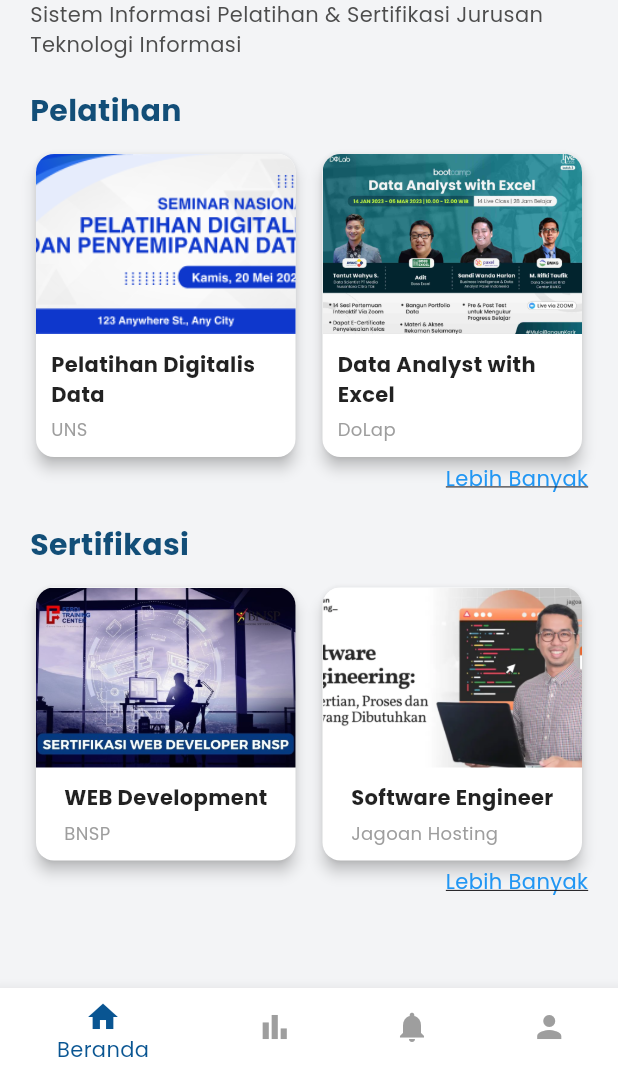
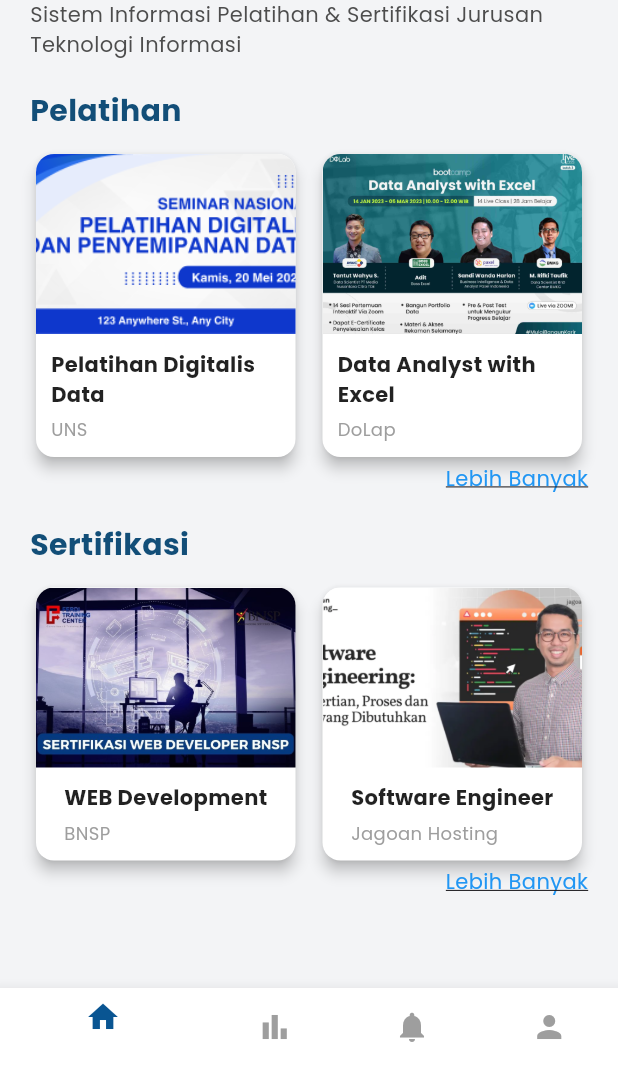
Before and after one commit to fitrianur2411/sipasti, a Flutter app: the HomePagePimpinan screen opened directly with empty values, on a phone screen of 412 x 824 dp, the part 161-1236 px from its top. Run offline on Flutter 3.47's test engine with Material 3 defaults, Android fonts, the phone set to English and light mode, and no system bars; our stand-ins replace file_picker, google_fonts, image_picker.

Commit message:
Update Code

```diff
--- a/lib/Pimpinan/PelatihanListPage.dart
+++ b/lib/Pimpinan/PelatihanListPage.dart
@@ -1,4 +1,3 @@
-
 import 'package:flutter/material.dart';
 
 class PelatihanListPage extends StatelessWidget {
--- a/lib/Pimpinan/homepagepimpinan.dart
+++ b/lib/Pimpinan/homepagepimpinan.dart
@@ -165,19 +165,19 @@
         items: const [
           BottomNavigationBarItem(
             icon: Icon(Icons.home),
-            label: 'Beranda',
+            label: '',
           ),
           BottomNavigationBarItem(
             icon: Icon(Icons.bar_chart),
-            label: 'Statistik',
+            label: '',
           ),
           BottomNavigationBarItem(
             icon: Icon(Icons.notifications),
-            label: 'Notifikasi',
+            label: '',
           ),
           BottomNavigationBarItem(
             icon: Icon(Icons.person),
-            label: 'Profil',
+            label: '',
           ),
         ],
       ),
```
